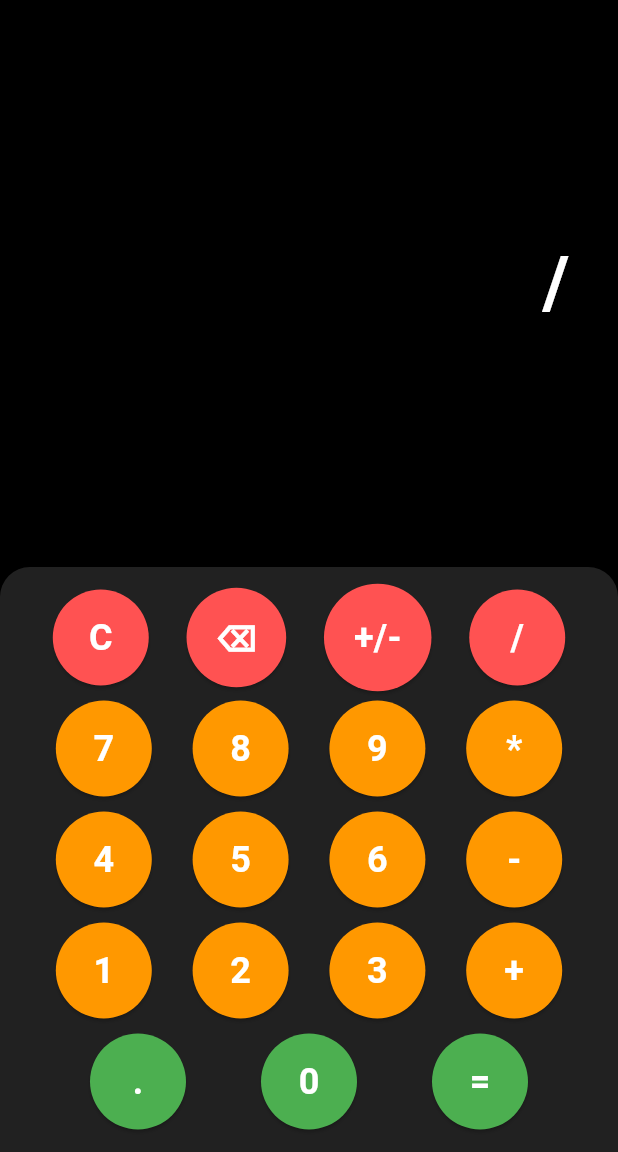
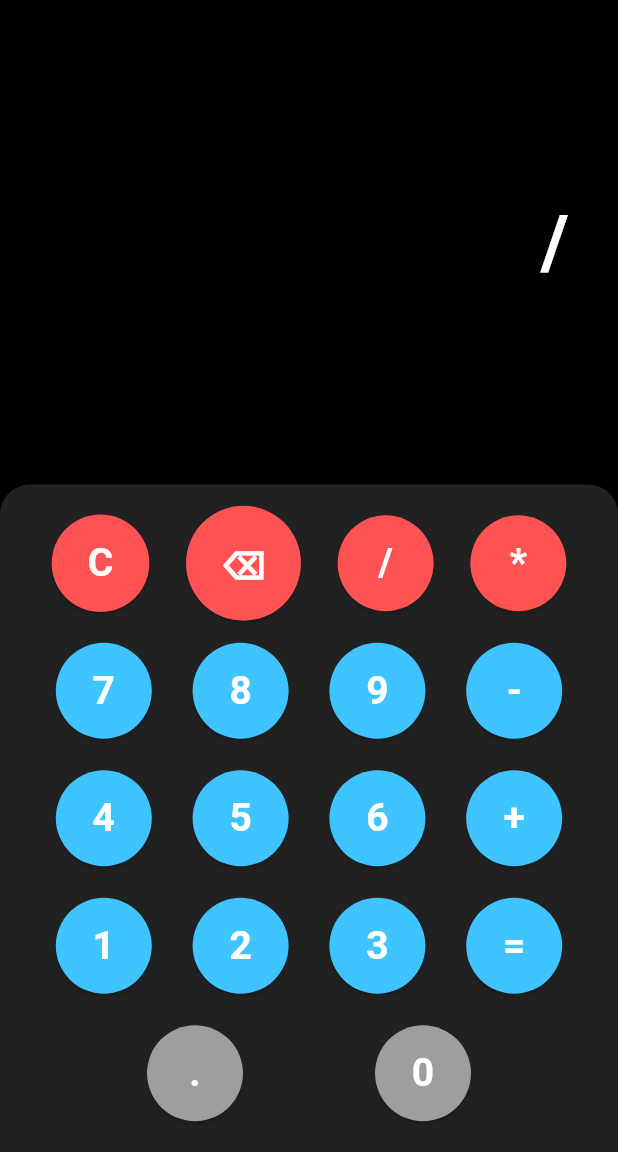
Before and after one commit to jalaparthi1/calculator_app, a Flutter app: the screen it shows after launch, after a tap on an icon or button, on a phone screen of 412 x 824 dp, the part 84-1236 px from its top. Run offline on Flutter 3.47's test engine with Material 3 defaults, Android fonts, the phone set to English and light mode, and no system bars.

Commit message:
Fixed operator colors for better ui

```diff
--- a/lib/main.dart
+++ b/lib/main.dart
@@ -42,15 +42,6 @@ class _CalculatorScreenState extends State<CalculatorScreen> {
         if (_input.isNotEmpty) {
           _input = _input.substring(0, _input.length - 1);
           _display = _input.isEmpty ? '0' : _input;
-        }
-      } else if (value == '+/-') {
-        if (_input.isNotEmpty) {
-          if (_input.startsWith('-')) {
-            _input = _input.substring(1);
-          } else {
-            _input = '-$_input';
-          }
-          _display = _input;
         }
       }
       // ✅ Prevent multiple decimals in the same number
@@ -140,14 +131,14 @@ class _CalculatorScreenState extends State<CalculatorScreen> {
     return ElevatedButton(
       onPressed: () => _onButtonPressed(text),
       style: ElevatedButton.styleFrom(
-        padding: EdgeInsets.all(20),
+        padding: EdgeInsets.all(24),
         shape: CircleBorder(),
         backgroundColor: color,
       ),
       child: Text(
         text,
         style: TextStyle(
-            fontSize: 24, fontWeight: FontWeight.bold, color: Colors.white),
+            fontSize: 26, fontWeight: FontWeight.bold, color: Colors.white),
       ),
     );
   }
@@ -171,7 +162,7 @@ class _CalculatorScreenState extends State<CalculatorScreen> {
               child: Text(
                 _display,
                 style: TextStyle(
-                    fontSize: 48,
+                    fontSize: 50,
                     fontWeight: FontWeight.bold,
                     color: Colors.white),
               ),
@@ -186,11 +177,15 @@ class _CalculatorScreenState extends State<CalculatorScreen> {
             ),
             child: Column(
               children: [
-                _buildRow(['C', '⌫', '+/-', '/'], Colors.redAccent),
-                _buildRow(['7', '8', '9', '*'], Colors.orange),
-                _buildRow(['4', '5', '6', '-'], Colors.orange),
-                _buildRow(['1', '2', '3', '+'], Colors.orange),
-                _buildRow(['.', '0', '='], Colors.green),
+                _buildRow(['C', '⌫', '/', '*'],
+                    Colors.redAccent), // ✅ Clear & operators
+                _buildRow(
+                    ['7', '8', '9', '-'], Colors.lightBlueAccent), // ✅ Numbers
+                _buildRow(
+                    ['4', '5', '6', '+'], Colors.lightBlueAccent), // ✅ Numbers
+                _buildRow(
+                    ['1', '2', '3', '='], Colors.lightBlueAccent), // ✅ Numbers
+                _buildRow(['.', '0'], Colors.grey), // ✅ Decimal & Zero
               ],
             ),
           ),
```
